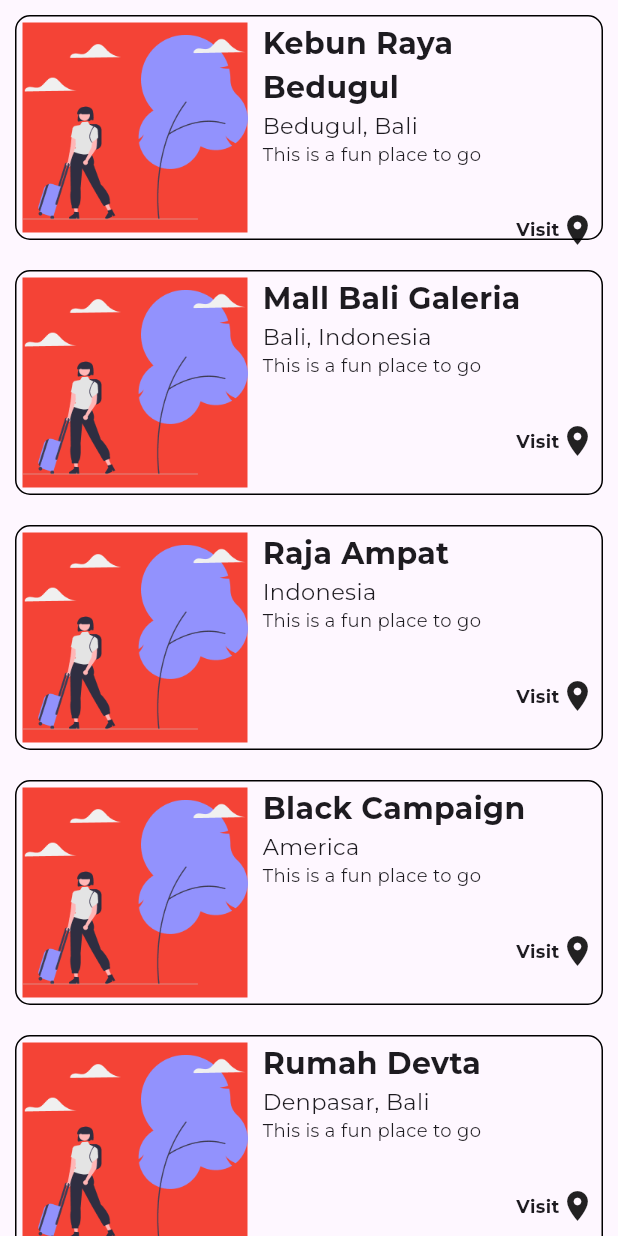
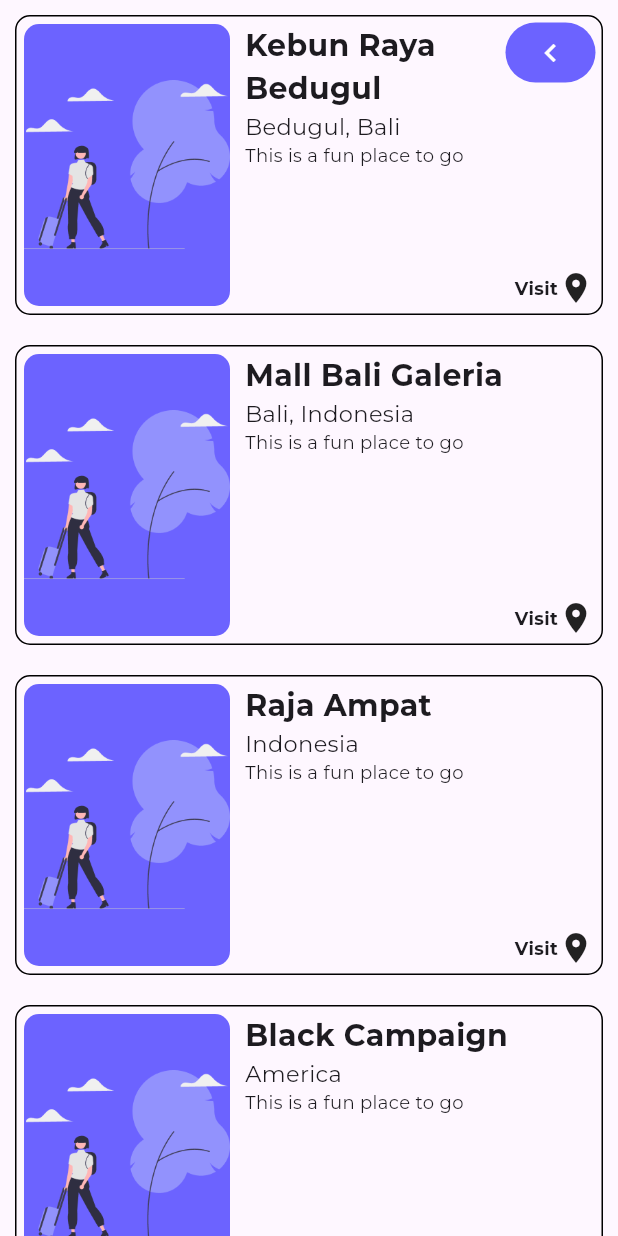
Before and after one commit to prayatnaaa/explora_app, a Flutter app: the HomePage screen opened directly, after a tap on "See Places", on a phone screen of 412 x 824 dp. Run offline on Flutter 3.47's test engine with Material 3 defaults, Android fonts, the phone set to English and light mode, and no system bars; our stand-ins replace email_validator, google_fonts.

Commit message:
update see places page and add button to navigate back

```diff
--- /dev/null
+++ b/lib/contents/colors.dart
@@ -0,0 +1,3 @@
+import 'package:flutter/material.dart';
+
+Color themeColor = const Color(0xFF6C63FF);
--- a/lib/main.dart
+++ b/lib/main.dart
@@ -11,6 +11,7 @@
   @override
   Widget build(BuildContext context) {
     return const MaterialApp(
+      debugShowCheckedModeBanner: false,
       home: OnBoardPage(),
     );
   }
--- a/lib/pages/home_page.dart
+++ b/lib/pages/home_page.dart
@@ -1,3 +1,4 @@
+import 'package:explora_app/contents/colors.dart';
 import 'package:explora_app/pages/see_places_page.dart';
 import 'package:flutter/material.dart';
 import 'package:google_fonts/google_fonts.dart';
@@ -25,13 +26,14 @@
               textAlign: TextAlign.justify,
             ),
             ElevatedButton(
+                style: ElevatedButton.styleFrom(backgroundColor: themeColor),
                 onPressed: () {
-                  Navigator.pushReplacement(context,
-                      MaterialPageRoute(builder: (context) {
+                  Navigator.push(context, MaterialPageRoute(builder: (context) {
                     return const SeePlacesPage();
                   }));
                 },
-                child: const Text("See Places"))
+                child: Text("See Places",
+                    style: GoogleFonts.montserrat(color: Colors.white)))
           ],
         ),
       ),
--- a/lib/pages/see_places_page.dart
+++ b/lib/pages/see_places_page.dart
@@ -1,6 +1,9 @@
+import 'package:explora_app/contents/colors.dart';
 import 'package:explora_app/contents/place_card_content.dart';
 import 'package:explora_app/utils/place_card.dart';
+import 'package:flutter/cupertino.dart';
 import 'package:flutter/material.dart';
+import 'package:flutter/widgets.dart';
 
 class SeePlacesPage extends StatelessWidget {
   const SeePlacesPage({super.key});
@@ -8,7 +11,9 @@
   @override
   Widget build(BuildContext context) {
     return Scaffold(
-      body: ListView.builder(
+      body: Stack(
+        children: [
+          ListView.builder(
               itemCount: palace.length,
               itemBuilder: (_, i) {
                 return PlaceCard(
@@ -18,6 +23,27 @@
                   placeName: palace[i].placeName,
                 );
               }),
+          GestureDetector(
+            onTap: () {
+              Navigator.pop(context);
+            },
+            child: Container(
+              alignment: Alignment.topRight,
+              padding: const EdgeInsets.all(15),
+              child: Container(
+                  width: 60,
+                  height: 40,
+                  decoration: BoxDecoration(
+                      borderRadius: const BorderRadius.all(Radius.circular(40)),
+                      color: themeColor),
+                  child: const Icon(
+                    Icons.navigate_before,
+                    color: Colors.white,
+                  )),
+            ),
+          )
+        ],
+      ),
     );
   }
 }
--- a/lib/utils/place_card.dart
+++ b/lib/utils/place_card.dart
@@ -1,3 +1,4 @@
+import 'package:explora_app/contents/colors.dart';
 import 'package:flutter/material.dart';
 import 'package:google_fonts/google_fonts.dart';
 
@@ -12,22 +13,25 @@
 
   @override
   Widget build(BuildContext context) {
-    var fitWidth = MediaQuery.of(context).size.width;
+    final fitWidth = MediaQuery.of(context).size.width;
+    final fitHeight = MediaQuery.of(context).size.height;
     return Container(
         margin: const EdgeInsets.all(10),
-        padding: const EdgeInsets.all(4),
+        padding: const EdgeInsets.all(5),
         decoration: BoxDecoration(
             border: Border.all(color: Colors.black),
             borderRadius: const BorderRadius.all(Radius.circular(10))),
-        width: fitWidth,
-        height: 150,
+        constraints: BoxConstraints(
+            maxHeight: 200, minHeight: 150, maxWidth: fitWidth, minWidth: 150),
         child: Row(
           children: [
             Container(
+              decoration: BoxDecoration(
+                  color: themeColor,
+                  borderRadius: const BorderRadius.all(Radius.circular(10))),
               margin: const EdgeInsets.only(right: 10),
-              width: 150,
-              height: 200,
-              color: Colors.red,
+              width: fitWidth / 3,
+              height: fitHeight / 4,
               child: Image.asset(images),
             ),
             Expanded(
@@ -50,8 +54,11 @@
                       fontSize: 12,
                     ),
                   ),
+                ],
+              ),
+            ),
             Container(
-                    margin: const EdgeInsets.only(top: 30),
+              alignment: Alignment.bottomCenter,
               child: Row(
                 mainAxisAlignment: MainAxisAlignment.end,
                 children: [
@@ -65,9 +72,6 @@
               ),
             )
           ],
-              ),
-            )
-          ],
         ));
   }
 }
```
Lines whose indentation alone changed are shown as unchanged.
